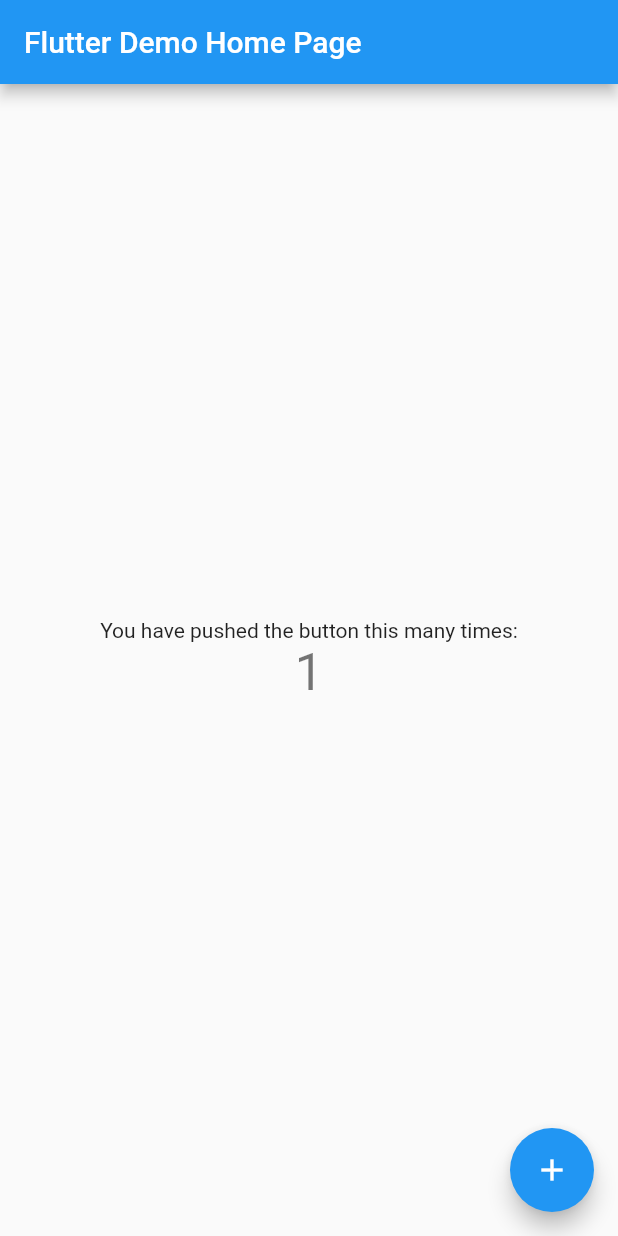
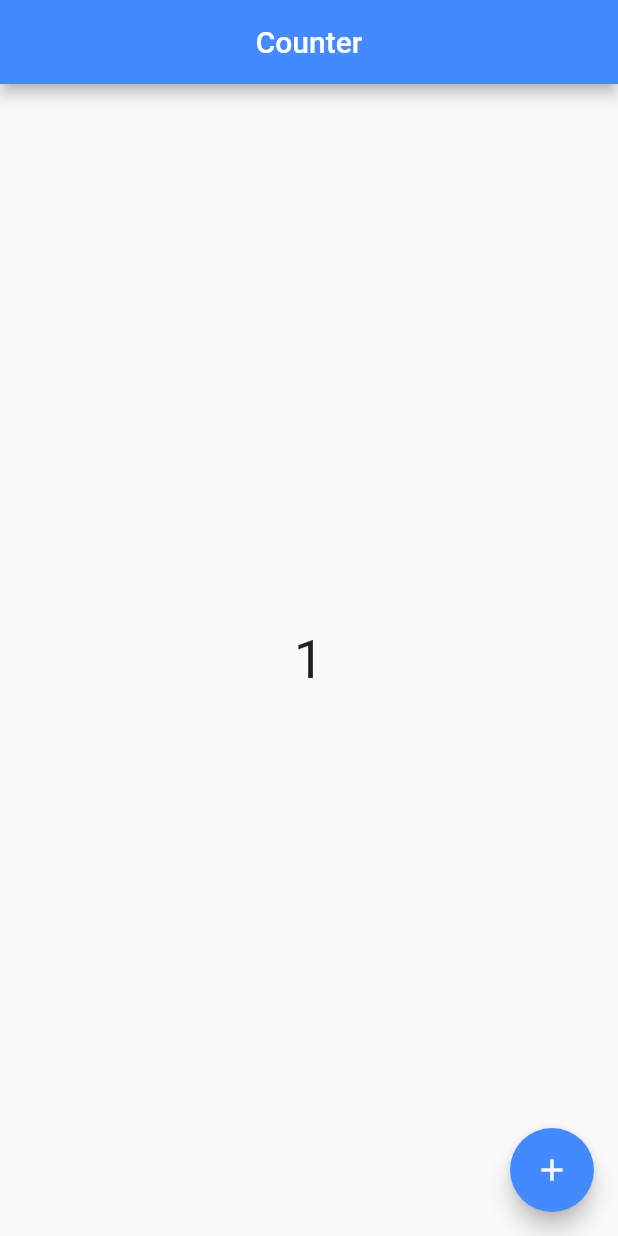
Before and after one commit to Travis40508/counter_architecture, a Flutter app: the screen it shows after launch, after a tap on the "add" icon, on a phone screen of 412 x 824 dp. Run offline on Flutter 3.47's test engine with Material 2 defaults, Android fonts, the phone set to English and light mode, and no system bars.

Commit message:
UI looks right

```diff
--- /dev/null
+++ b/lib/counter_app.dart
@@ -0,0 +1,13 @@
+import 'package:counter_architecture/counter_screen.dart';
+import 'package:flutter/material.dart';
+
+class CounterApp extends StatelessWidget {
+  @override
+  Widget build(BuildContext context) {
+    return MaterialApp(
+      debugShowCheckedModeBanner: false,
+      title: 'Counter App Architecture',
+      home: CounterScreen(),
+    );
+  }
+}
--- /dev/null
+++ b/lib/counter_screen.dart
@@ -0,0 +1,30 @@
+import 'package:flutter/material.dart';
+
+class CounterScreen extends StatefulWidget {
+  @override
+  _CounterScreenState createState() => _CounterScreenState();
+}
+
+class _CounterScreenState extends State<CounterScreen> {
+  @override
+  Widget build(BuildContext context) {
+    return Scaffold(
+      appBar: AppBar(
+        backgroundColor: Colors.blueAccent,
+        title: Text('Counter'),
+        centerTitle: true,
+      ),
+      body: Center(
+        child: Text(
+          '1',
+          style: TextStyle(fontSize: 36.0),
+        ),
+      ),
+      floatingActionButton: FloatingActionButton(
+        onPressed: () => print('boop'),
+        backgroundColor: Colors.blueAccent,
+        child: Icon(Icons.add),
+      ),
+    );
+  }
+}
--- a/lib/main.dart
+++ b/lib/main.dart
@@ -1,113 +1,4 @@
+import 'package:counter_architecture/counter_app.dart';
 import 'package:flutter/material.dart';
 
-void main() {
-  runApp(MyApp());
-}
-
-class MyApp extends StatelessWidget {
-  // This widget is the root of your application.
-  @override
-  Widget build(BuildContext context) {
-    return MaterialApp(
-      title: 'Flutter Demo',
-      theme: ThemeData(
-        // This is the theme of your application.
-        //
-        // Try running your application with "flutter run". You'll see the
-        // application has a blue toolbar. Then, without quitting the app, try
-        // changing the primarySwatch below to Colors.green and then invoke
-        // "hot reload" (press "r" in the console where you ran "flutter run",
-        // or simply save your changes to "hot reload" in a Flutter IDE).
-        // Notice that the counter didn't reset back to zero; the application
-        // is not restarted.
-        primarySwatch: Colors.blue,
-      ),
-      home: MyHomePage(title: 'Flutter Demo Home Page'),
-    );
-  }
-}
-
-class MyHomePage extends StatefulWidget {
-  MyHomePage({Key key, this.title}) : super(key: key);
-
-  // This widget is the home page of your application. It is stateful, meaning
-  // that it has a State object (defined below) that contains fields that affect
-  // how it looks.
-
-  // This class is the configuration for the state. It holds the values (in this
-  // case the title) provided by the parent (in this case the App widget) and
-  // used by the build method of the State. Fields in a Widget subclass are
-  // always marked "final".
-
-  final String title;
-
-  @override
-  _MyHomePageState createState() => _MyHomePageState();
-}
-
-class _MyHomePageState extends State<MyHomePage> {
-  int _counter = 0;
-
-  void _incrementCounter() {
-    setState(() {
-      // This call to setState tells the Flutter framework that something has
-      // changed in this State, which causes it to rerun the build method below
-      // so that the display can reflect the updated values. If we changed
-      // _counter without calling setState(), then the build method would not be
-      // called again, and so nothing would appear to happen.
-      _counter++;
-    });
-  }
-
-  @override
-  Widget build(BuildContext context) {
-    // This method is rerun every time setState is called, for instance as done
-    // by the _incrementCounter method above.
-    //
-    // The Flutter framework has been optimized to make rerunning build methods
-    // fast, so that you can just rebuild anything that needs updating rather
-    // than having to individually change instances of widgets.
-    return Scaffold(
-      appBar: AppBar(
-        // Here we take the value from the MyHomePage object that was created by
-        // the App.build method, and use it to set our appbar title.
-        title: Text(widget.title),
-      ),
-      body: Center(
-        // Center is a layout widget. It takes a single child and positions it
-        // in the middle of the parent.
-        child: Column(
-          // Column is also a layout widget. It takes a list of children and
-          // arranges them vertically. By default, it sizes itself to fit its
-          // children horizontally, and tries to be as tall as its parent.
-          //
-          // Invoke "debug painting" (press "p" in the console, choose the
-          // "Toggle Debug Paint" action from the Flutter Inspector in Android
-          // Studio, or the "Toggle Debug Paint" command in Visual Studio Code)
-          // to see the wireframe for each widget.
-          //
-          // Column has various properties to control how it sizes itself and
-          // how it positions its children. Here we use mainAxisAlignment to
-          // center the children vertically; the main axis here is the vertical
-          // axis because Columns are vertical (the cross axis would be
-          // horizontal).
-          mainAxisAlignment: MainAxisAlignment.center,
-          children: <Widget>[
-            Text(
-              'You have pushed the button this many times:',
-            ),
-            Text(
-              '$_counter',
-              style: Theme.of(context).textTheme.headline4,
-            ),
-          ],
-        ),
-      ),
-      floatingActionButton: FloatingActionButton(
-        onPressed: _incrementCounter,
-        tooltip: 'Increment',
-        child: Icon(Icons.add),
-      ), // This trailing comma makes auto-formatting nicer for build methods.
-    );
-  }
-}
+void main() => runApp(CounterApp());
```
Also changed, not shown: 1 other file.
